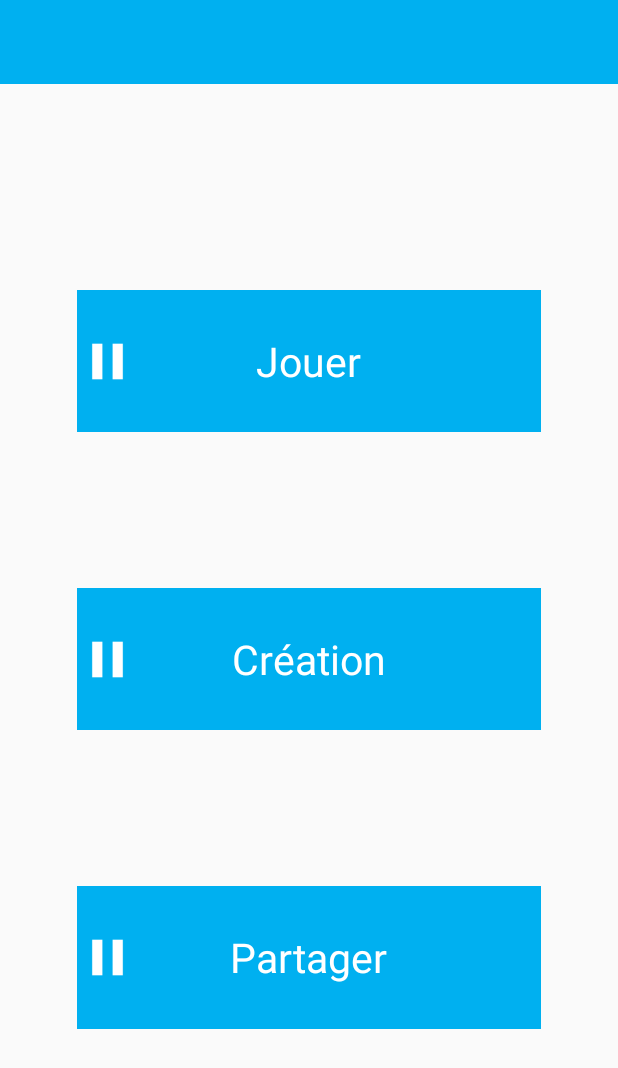
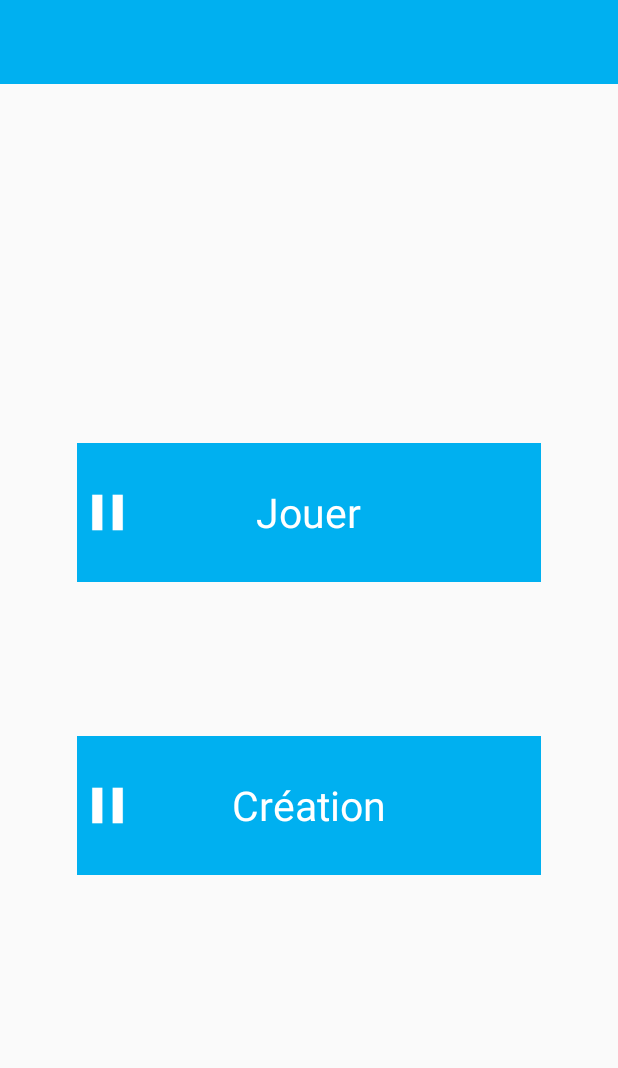
Before and after one commit to Sykless/projaiiient, an Android app: the screen it shows after launch (Home), on a phone screen of 412 x 824 dp. Shown: the top 1068 px of the screen. Run offline under Robolectric (Android 15) with nearby library versions, the phone set to English and light mode, and no system bars.

Commit message:
Share removed

```diff
--- a/app/src/main/java/com/autoscroll/fraba/defiloche/Home.java
+++ b/app/src/main/java/com/autoscroll/fraba/defiloche/Home.java
@@ -38,7 +38,6 @@ public class Home extends AppCompatActivity
 
     AnimationDrawable animationPlay;
     AnimationDrawable animationCreate;
-    AnimationDrawable animationShare;
 
     AlphaAnimation buttonClick = new AlphaAnimation(1F, 0.8F); // Fading animation on button when clicked
     AlphaAnimation buttonClickRelease = new AlphaAnimation(0.8F,1F); // Unfading animation on button when clicked
@@ -59,11 +58,9 @@ public class Home extends AppCompatActivity
 
         ImageView imagePlay = findViewById(R.id.imagePlay);
         ImageView imageCreate = findViewById(R.id.imageCreate);
-        ImageView imageShare = findViewById(R.id.imageShare);
 
         TextView textPlay = findViewById(R.id.textPlay);
         TextView textCreate = findViewById(R.id.textCreate);
-        TextView textShare = findViewById(R.id.textShare);
 
         // Toolbar setup
         setSupportActionBar(toolbar);
@@ -108,11 +105,9 @@ public class Home extends AppCompatActivity
         // Transform every RelativeLayout with ImageView/TextView inside into a clickable Button
         setRelativeLayoutButton(this,R.id.buttonPlay);
         setRelativeLayoutButton(this,R.id.buttonCreate);
-        setRelativeLayoutButton(this,R.id.buttonShare);
 
         RelativeLayout buttonPlay = findViewById(R.id.buttonPlay);
         RelativeLayout buttonCreate = findViewById(R.id.buttonCreate);
-        RelativeLayout buttonShare = findViewById(R.id.buttonShare);
 
         // Add an animation to ImageViews
         imagePlay.setBackgroundResource(R.drawable.animation);
@@ -123,14 +118,9 @@ public class Home extends AppCompatActivity
         animationCreate = (AnimationDrawable) imageCreate.getBackground();
         animationCreate.start();
 
-        imageShare.setBackgroundResource(R.drawable.animation);
-        animationShare = (AnimationDrawable) imageShare.getBackground();
-        animationShare.start();
-
         // Change the size of the text according to orientation
         textPlay.setTextSize(TypedValue.COMPLEX_UNIT_PX,textSize);
         textCreate.setTextSize(TypedValue.COMPLEX_UNIT_PX,textSize);
-        textShare.setTextSize(TypedValue.COMPLEX_UNIT_PX,textSize);
 
         // Change the size of the animation according to orientation
         RelativeLayout.LayoutParams params = (RelativeLayout.LayoutParams) imagePlay.getLayoutParams();
@@ -138,7 +128,6 @@ public class Home extends AppCompatActivity
         params.height = animSize;
         imagePlay.setLayoutParams(params);
         imageCreate.setLayoutParams(params);
-        imageShare.setLayoutParams(params);
 
         // Setup of fading effect on button when clicked
         buttonClick.setDuration(100);
@@ -169,21 +158,8 @@ public class Home extends AppCompatActivity
             }
         };
 
-        View.OnClickListener buttonEffectShare = new View.OnClickListener()
-        {
-            @Override
-            public void onClick(View v)
-            {
-                v.startAnimation(buttonClick);
-                v.startAnimation(buttonClickRelease);
-
-                goToShare(v);
-            }
-        };
-
         buttonPlay.setOnClickListener(buttonEffect);
         buttonCreate.setOnClickListener(buttonEffectCreate);
-        buttonShare.setOnClickListener(buttonEffectShare);
 
         ActivityCompat.requestPermissions(Home.this,
                 new String[]{Manifest.permission.READ_EXTERNAL_STORAGE},
@@ -228,17 +204,6 @@ public class Home extends AppCompatActivity
         Intent intent = new Intent(this,ChooseSinglePlaylist.class);
         intent.putExtra("selectionHome",CREATE);
         startActivity(intent);
-    }
-
-    public void goToShare(View view)
-    {
-        /*
-        Intent intent = new Intent(this,SelectSongPlaylist.class);
-        intent.putExtra("selectionHome", SHARE);
-        startActivity(intent);
-        */
-
-        Toast.makeText(app, "Work in progress...", Toast.LENGTH_SHORT).show();
     }
 
     public void setRelativeLayoutButton(Context context, int id)
--- a/app/src/main/java/com/autoscroll/fraba/defiloche/PartitionActivity.java
+++ b/app/src/main/java/com/autoscroll/fraba/defiloche/PartitionActivity.java
@@ -17,7 +17,10 @@ public class PartitionActivity extends Application
     ArrayList<Partition> arrayListPartition = new ArrayList<>();
     ArrayList<Playlist> arrayListPlaylist = new ArrayList<>();
 
-    boolean artisteTitreParam = true;
+    private static final int ARTIST = 0;
+    private static final int TITLE = 1;
+
+    int artisteTitreParam;
 
     @Override
     public void onCreate()
@@ -35,6 +38,8 @@ public class PartitionActivity extends Application
         json = sharedPrefs.getString("playlistList", null);
         type = new TypeToken<ArrayList<Playlist>>() {}.getType();
         arrayListPlaylist = gson.fromJson(json, type);
+
+        artisteTitreParam = sharedPrefs.getInt("artisteTitreParam", ARTIST);
 
         if (arrayListPartition != null && arrayListPartition.size() > 0)
         {
@@ -103,8 +108,8 @@ public class PartitionActivity extends Application
     {
         arrayListPlaylist = playlistList;
     }
-    boolean getArtisteTitreParam(){return artisteTitreParam;}
-    void setArtisteTitreParam(boolean newValue){artisteTitreParam = newValue;}
+    int getArtisteTitreParam(){return artisteTitreParam;}
+    void setArtisteTitreParam(int newValue){artisteTitreParam = newValue;}
 }
 
 // TODO Add the ArrayList writing in Create menu
--- a/app/src/main/res/layout/home_layout.xml
+++ b/app/src/main/res/layout/home_layout.xml
@@ -20,6 +20,12 @@
         android:layout_width="match_parent"
         android:layout_height="match_parent"
         android:orientation="vertical">
+
+        <View
+            android:layout_width="0dp"
+            android:layout_height="50dp"
+            android:layout_weight=".20" />
+
         <RelativeLayout
             android:id="@+id/buttonPlay"
             android:layout_width="match_parent"
@@ -77,29 +83,5 @@
             android:layout_width="0dp"
             android:layout_height="50dp"
             android:layout_weight=".20" />
-
-        <RelativeLayout
-            android:id="@+id/buttonShare"
-            android:layout_width="match_parent"
-            android:layout_height="wrap_content"
-            android:background="@color/cyan"
-            android:layout_weight=".20">
-
-            <TextView
-                android:id="@+id/textShare"
-                android:layout_width="wrap_content"
-                android:layout_height="wrap_content"
-                android:layout_centerVertical="true"
-                android:layout_centerHorizontal="true"
-                android:text="Partager"
-                android:textColor="@android:color/white"
-                android:textSize="24sp" />
-
-            <ImageView
-                android:id="@+id/imageShare"
-                android:layout_width="wrap_content"
-                android:layout_height="wrap_content"
-                android:layout_centerVertical="true"/>
-        </RelativeLayout>
     </LinearLayout>
 </LinearLayout>
```
Also changed, not shown: app/src/main/java/com/autoscroll/fraba/defiloche/ChangePartition.java (+0 -8 lines), app/src/main/java/com/autoscroll/fraba/defiloche/SelectSongPlaylist.java (+21 -40 lines).
